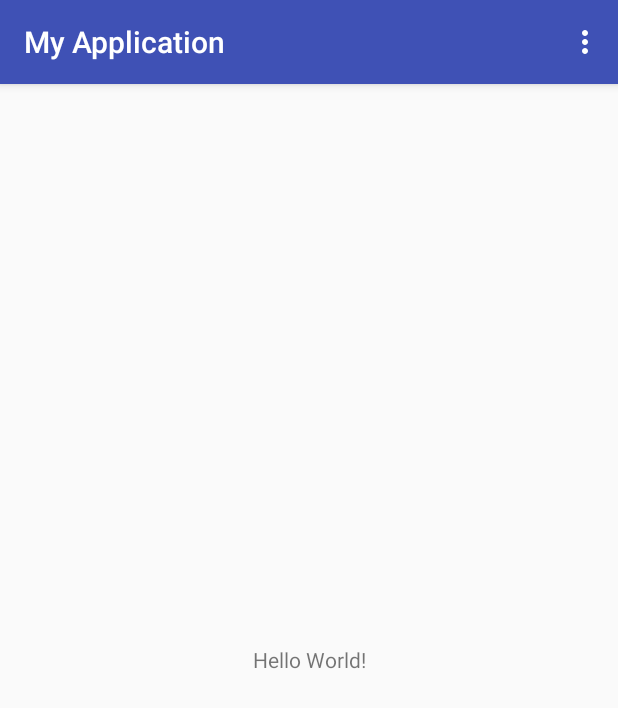
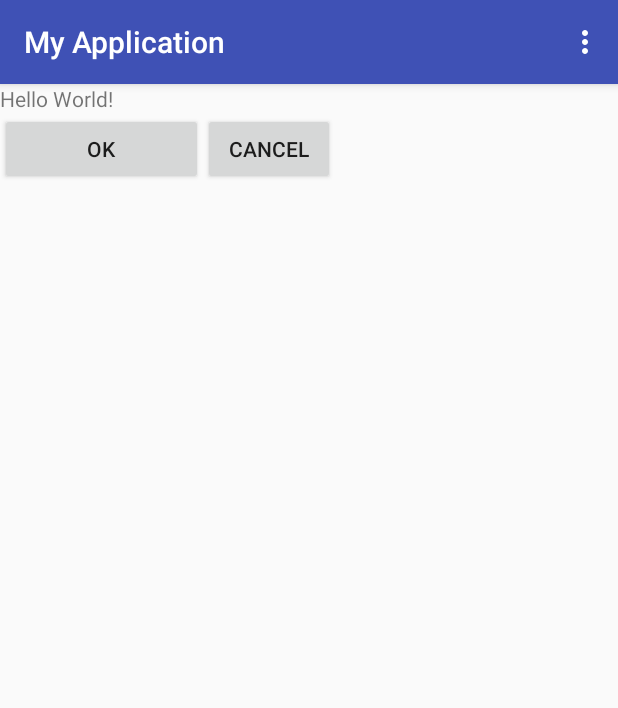
Before and after one commit to Jerry19970311/MyApplication2, an Android app: the screen it shows after launch (MainActivity), on a phone screen of 412 x 824 dp. Shown: the top 708 px of the screen. Run offline under Robolectric (Android 15) with nearby library versions, the phone set to English and light mode, and no system bars.

Commit message:
GitHub测试2

```diff
--- a/app/src/main/res/layout/activity_main.xml
+++ b/app/src/main/res/layout/activity_main.xml
@@ -4,20 +4,21 @@
     android:layout_width="match_parent"
     android:layout_height="match_parent"
     tools:context="cn.edu.bistu.cs.se.myapplication.MainActivity"
-    android:orientation="vertical">
+    android:orientation="vertical"
+    android:weightSum="1">
 
     <TextView
-        android:layout_width="match_parent"
-        android:layout_height="match_parent"
-        android:gravity="center_vertical|center_horizontal"
+        android:layout_width="wrap_content"
+        android:layout_height="wrap_content"
+        android:gravity="top"
         android:text="Hello World!"
         android:onClick="showPopup"/>
 
-    <LinearLayout xmlns:android="http://schemas.android.com/apk/res/android"
+    <LinearLayout
         android:layout_width="wrap_content"
         android:layout_height="wrap_content">
         <Button
-            android:layout_width="wrap_content"
+            android:layout_width="135dp"
             android:layout_height="wrap_content"
             android:text="@string/button_ok"
             android:id="@+id/ButtonOK"
```
